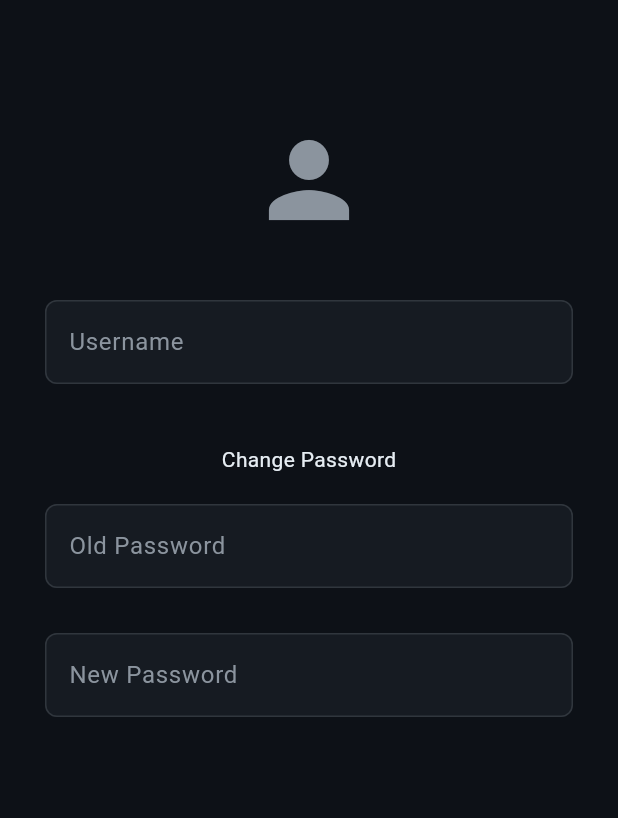
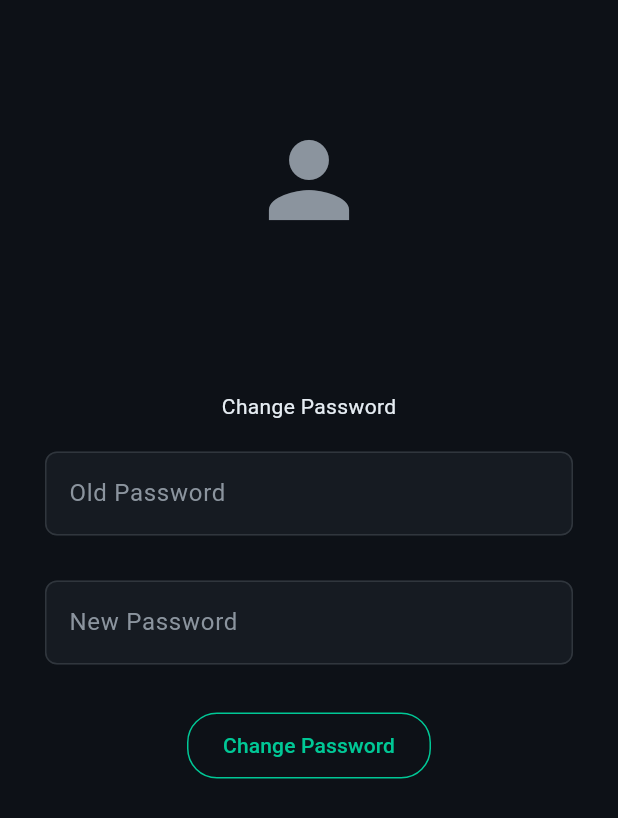
Before and after one commit to SQ77/MarketMirror, a Flutter app: the UserAccount widget shown alone on an empty page, opened directly with empty values, on a phone screen of 412 x 824 dp. Shown: the top 818 px of the screen. Run offline on Flutter 3.47's test engine with Material 3 defaults, Android fonts, the phone set to English and light mode, and no system bars; our stand-ins replace flutter_dotenv, supabase_flutter; missing offline and left inert: flutter_podium; accounts and stored records are empty; network calls fail.

Commit message:
Add button

```diff
--- a/lib/pages/userAppBar/user_account.dart
+++ b/lib/pages/userAppBar/user_account.dart
@@ -1,10 +1,13 @@
 import 'package:flutter/material.dart';
 
 class UserAccount extends StatelessWidget {
-
   final String username;
 
   const UserAccount({super.key, required this.username});
+
+  void _changePassword() {
+    print("Change Password");
+  }
 
   @override
   Widget build(BuildContext context) {
@@ -17,8 +20,8 @@ class UserAccount extends StatelessWidget {
             children: [
               SizedBox(height: 80),
               Icon(Icons.person, size: 80),
+              Text(username),
               SizedBox(height: 40),
-              TextFormField(decoration: InputDecoration(labelText: 'Username')),
               SizedBox(height: 40),
               Text("Change Password"),
               SizedBox(height: 20),
@@ -29,6 +32,16 @@ class UserAccount extends StatelessWidget {
               TextFormField(
                 decoration: InputDecoration(labelText: 'New Password'),
               ),
+              SizedBox(height: 30),
+              OutlinedButton(
+                onPressed: _changePassword,
+                style: OutlinedButton.styleFrom(
+                  shape: RoundedRectangleBorder(
+                    borderRadius: BorderRadius.circular(20),
+                  )
+                ),
+                child: Text("Change Password"),
+              ),
             ],
           ),
         ),
```
